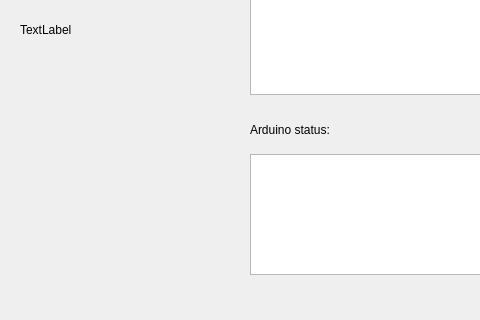
This is project/tanks_server/Tanks_Server.ui in 5yato4ok/tanks_game as Qt 5 draws it before an edit; both pictures show x 0 to 480 and y 93 to 413 of the 832 by 413 pixel window. The edited form follows.
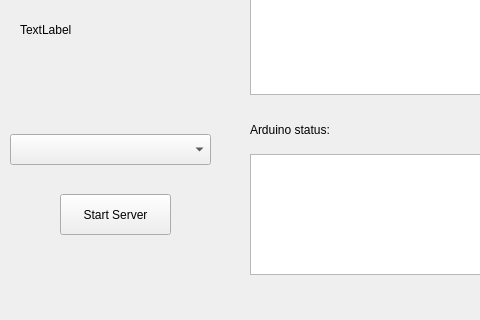
This is the edited form.

```diff
--- a/project/tanks_server/Tanks_Server.ui
+++ b/project/tanks_server/Tanks_Server.ui
@@ -96,6 +96,29 @@
      </rect>
     </property>
    </widget>
+   <widget class="QComboBox" name="comboBox">
+    <property name="geometry">
+     <rect>
+      <x>10</x>
+      <y>210</y>
+      <width>201</width>
+      <height>31</height>
+     </rect>
+    </property>
+   </widget>
+   <widget class="QPushButton" name="pushButton">
+    <property name="geometry">
+     <rect>
+      <x>60</x>
+      <y>270</y>
+      <width>111</width>
+      <height>41</height>
+     </rect>
+    </property>
+    <property name="text">
+     <string>Start Server</string>
+    </property>
+   </widget>
   </widget>
   <widget class="QMenuBar" name="menuBar">
    <property name="geometry">
```
